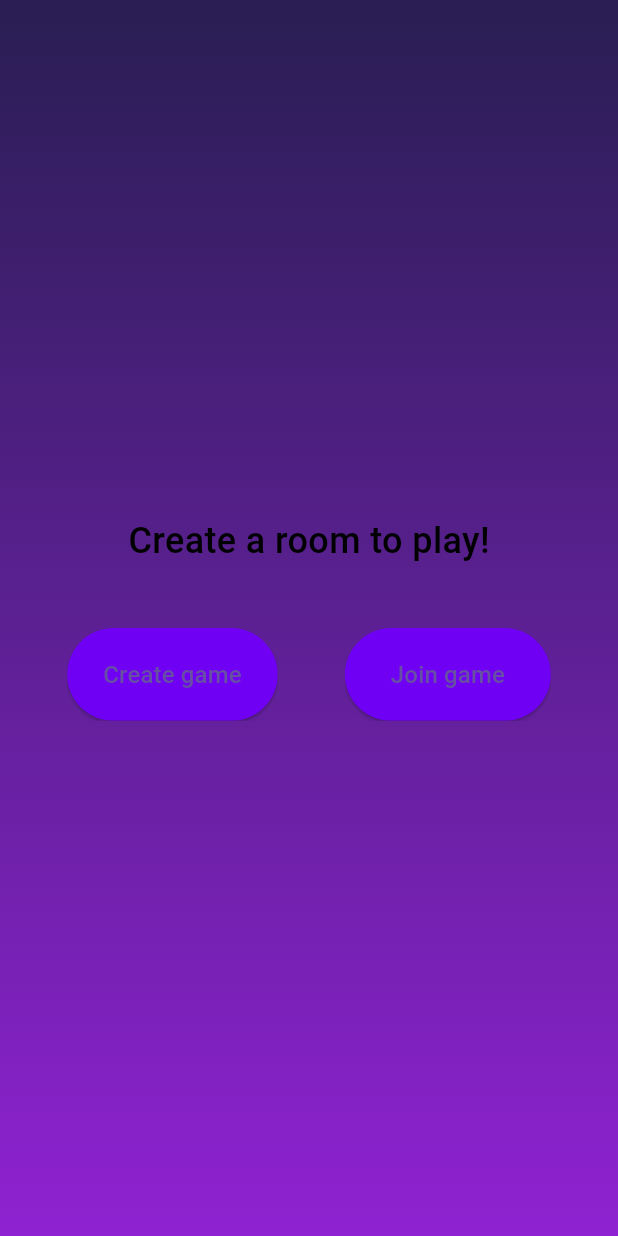
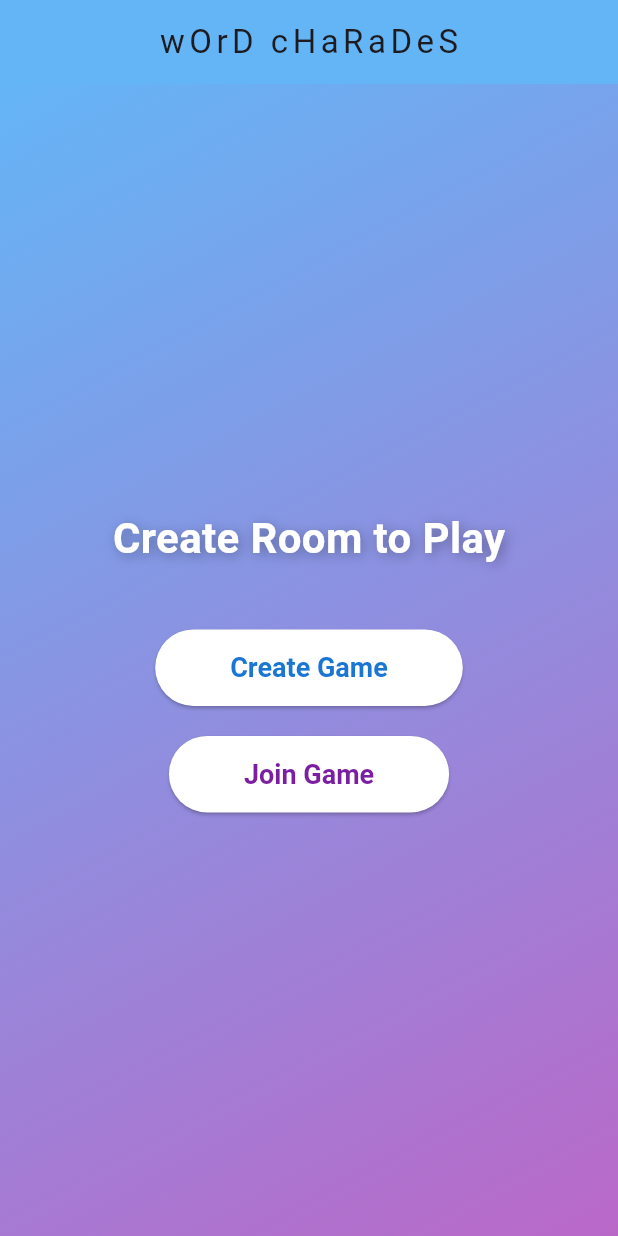
Before and after one commit to AbhinavISM/word-charades, a Flutter app: the screen it shows after launch, on a phone screen of 412 x 824 dp. Run offline on Flutter 3.47's test engine with Material 3 defaults, Android fonts, the phone set to English and light mode, and no system bars; our stand-ins replace flutter_colorpicker, flutter_riverpod, freezed_annotation, permission_handler, socket_io_client; missing offline and left inert: agora_rtc_engine.

Commit message:
remove redundant files and improve home page ui

```diff
--- a/lib/Screens/home_screen.dart
+++ b/lib/Screens/home_screen.dart
@@ -11,88 +11,80 @@ class _MyHomePageState extends State<MyHomePage> {
   @override
   Widget build(BuildContext context) {
     return Scaffold(
-      // appBar: AppBar(
-      //   backgroundColor: Theme.of(context).primaryColor,
-      //   title: const Center(
-      //     child: Text(
-      //       "SCRIBBL.iot",
-      //       style: TextStyle(letterSpacing: 2),
-      //     ),
-      //   ),
-      // ),
+      appBar: AppBar(
+        backgroundColor: Colors.blue[300]!,
+        title: const Center(
+          child: Text(
+            "wOrD cHaRaDeS",
+            style: TextStyle(letterSpacing: 3),
+          ),
+        ),
+      ),
       body: Container(
-        decoration: const BoxDecoration(
+        decoration: BoxDecoration(
           gradient: LinearGradient(
-              begin: Alignment.topCenter,
-              end: Alignment.bottomCenter,
-              colors: [
-                Color.fromRGBO(41, 30, 83, 1),
-                Color.fromRGBO(143, 34, 210, 1)
-              ]),
+            begin: Alignment.topLeft,
+            end: Alignment.bottomRight,
+            colors: [Colors.blue[300]!, Colors.purple[300]!],
           ),
+        ),
+        child: Center(
           child: Column(
-          crossAxisAlignment: CrossAxisAlignment.center,
             mainAxisAlignment: MainAxisAlignment.center,
-          children: [
-            const Text(
-              "Create a room to play!",
+            children: <Widget>[
+              Text(
+                'Create Room to Play',
                 style: TextStyle(
-                color: Colors.black,
-                fontSize: 24,
-                fontWeight: FontWeight.w500,
+                  fontSize: 28,
+                  fontWeight: FontWeight.bold,
+                  color: Colors.white,
+                  shadows: [
+                    Shadow(
+                      blurRadius: 10.0,
+                      color: Colors.black.withOpacity(0.3),
+                      offset: const Offset(2, 2),
+                    ),
+                  ],
                 ),
               ),
               SizedBox(
                 height: MediaQuery.of(context).size.height * 0.05,
               ),
-            Row(
-              mainAxisAlignment: MainAxisAlignment.spaceEvenly,
-              children: [
-                ClipRRect(
-                  borderRadius: const BorderRadius.all(Radius.circular(16)),
-                  child: ElevatedButton(
+              ElevatedButton(
                 onPressed: () =>
                     Navigator.of(context).pushNamed('/create_room_screen'),
-                    style: ButtonStyle(
-                      backgroundColor: MaterialStateProperty.all(
-                          const Color.fromRGBO(111, 0, 244, 1)),
-                      minimumSize: MaterialStateProperty.all(
-                        Size(
-                          MediaQuery.of(context).size.width / 3,
-                          MediaQuery.of(context).size.height * 0.075,
+                style: ElevatedButton.styleFrom(
+                  backgroundColor: Colors.white,
+                  foregroundColor: Colors.blue[700],
+                  padding:
+                      const EdgeInsets.symmetric(horizontal: 50, vertical: 15),
+                  textStyle: const TextStyle(
+                      fontSize: 18, fontWeight: FontWeight.bold),
+                  shape: RoundedRectangleBorder(
+                    borderRadius: BorderRadius.circular(30),
                   ),
                 ),
+                child: const Text('Create Game'),
               ),
-                    child: const Text(
-                      "Create game",
-                      style: TextStyle(fontSize: 16),
+              const SizedBox(height: 20),
+              ElevatedButton(
+                onPressed: () =>
+                    Navigator.of(context).pushNamed('/join_room_screen'),
+                style: ElevatedButton.styleFrom(
+                  backgroundColor: Colors.white,
+                  foregroundColor: Colors.purple[700],
+                  padding:
+                      const EdgeInsets.symmetric(horizontal: 50, vertical: 15),
+                  textStyle: const TextStyle(
+                      fontSize: 18, fontWeight: FontWeight.bold),
+                  shape: RoundedRectangleBorder(
+                    borderRadius: BorderRadius.circular(30),
                   ),
                 ),
+                child: const Text('Join Game'),
               ),
-                ClipRRect(
-                  borderRadius: const BorderRadius.all(Radius.circular(16)),
-                  child: ElevatedButton(
-                    onPressed: () =>
-                        Navigator.of(context).pushNamed('/join_room_screen'),
-                    style: ButtonStyle(
-                      backgroundColor: MaterialStateProperty.all(
-                          const Color.fromRGBO(111, 0, 244, 1)),
-                      minimumSize: MaterialStateProperty.all(
-                        Size(
-                          MediaQuery.of(context).size.width / 3,
-                          MediaQuery.of(context).size.height * 0.075,
-                        ),
-                      ),
-                    ),
-                    child: const Text(
-                      "Join game",
-                      style: TextStyle(fontSize: 16),
-                    ),
-                  ),
-                )
             ],
           ),
-          ],
         ),
       ),
     );
--- a/lib/main.dart
+++ b/lib/main.dart
@@ -66,10 +66,6 @@ class MyApp extends ConsumerWidget {
   Widget build(BuildContext context, WidgetRef ref) {
     return MaterialApp(
       title: 'Flutter Demo',
-      theme: ThemeData(
-        // primaryColor: const Color.fromARGB(255, 84, 9, 163),
-        primarySwatch: Colors.deepOrange,
-      ),
       scaffoldMessengerKey: ref.watch(scaffoldMessengerKeyProvider),
       navigatorKey: ref.watch(navigatorKeyProvider),
       home: const MyHomePage(),
```
Also changed, not shown: lib/Screens/login/alternate_login_page.dart (deleted, +0 -151 lines), lib/Screens/login/auth_input_text.dart (deleted, +0 -42 lines), lib/Screens/login/auth_service.dart (deleted, +0 -90 lines), lib/Screens/login/current_user_state.dart (deleted, +0 -19 lines), lib/Screens/login/login_page.dart (deleted, +0 -180 lines), lib/Screens/login/login_page_state.dart (deleted, +0 -17 lines), lib/Screens/login/login_page_vm.dart (deleted, +0 -67 lines). Lines whose indentation alone changed are shown as unchanged.
